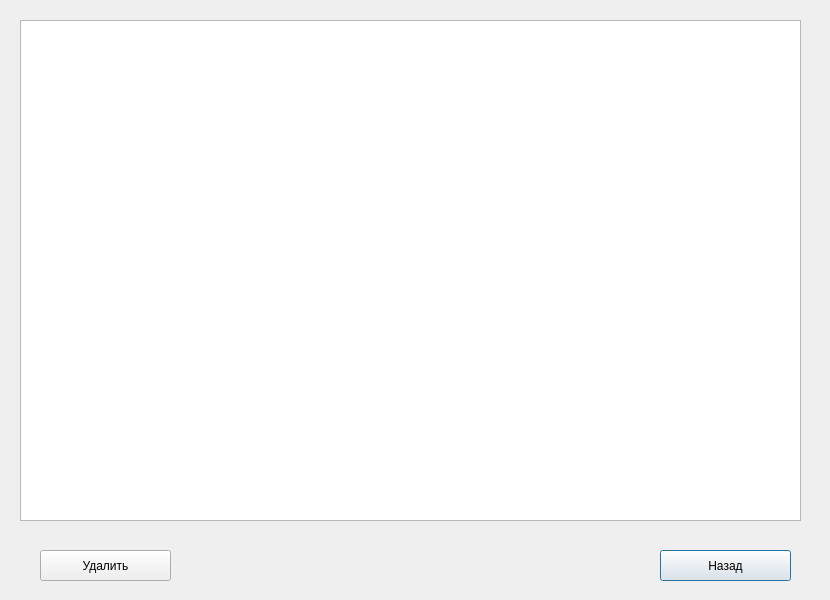
Above: course/userswindow.ui from TFed555/Coursework before the change. Below: the same form after it.
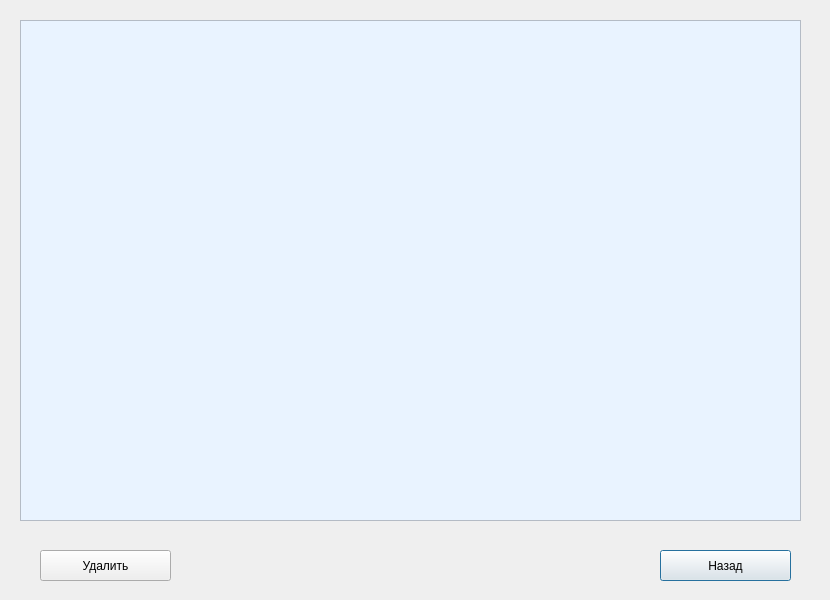
That is the form after the change.

What changed in the file:
```diff
--- a/course/userswindow.ui
+++ b/course/userswindow.ui
@@ -13,6 +13,9 @@
   <property name="windowTitle">
    <string>Dialog</string>
   </property>
+  <property name="styleSheet">
+   <string notr="true"/>
+  </property>
   <widget class="QTableView" name="tableView">
    <property name="geometry">
     <rect>
@@ -22,6 +25,9 @@
      <height>501</height>
     </rect>
    </property>
+   <property name="styleSheet">
+    <string notr="true">background-color: rgb(233, 243, 255);</string>
+   </property>
   </widget>
   <widget class="QPushButton" name="backButton">
    <property name="geometry">
```
